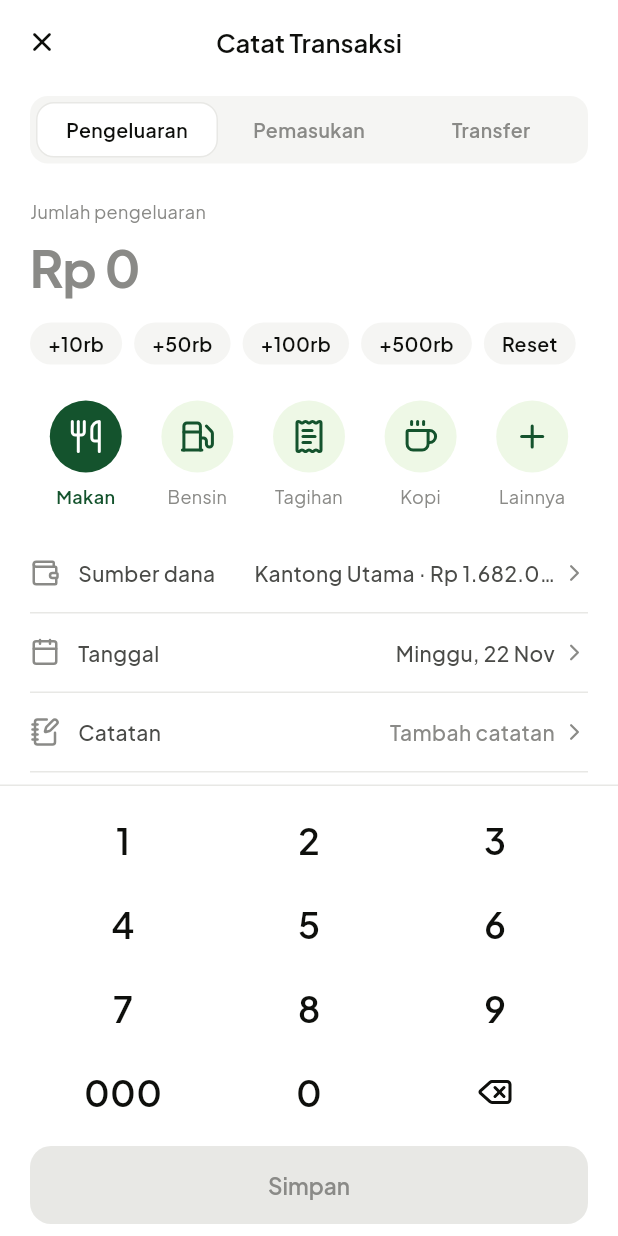
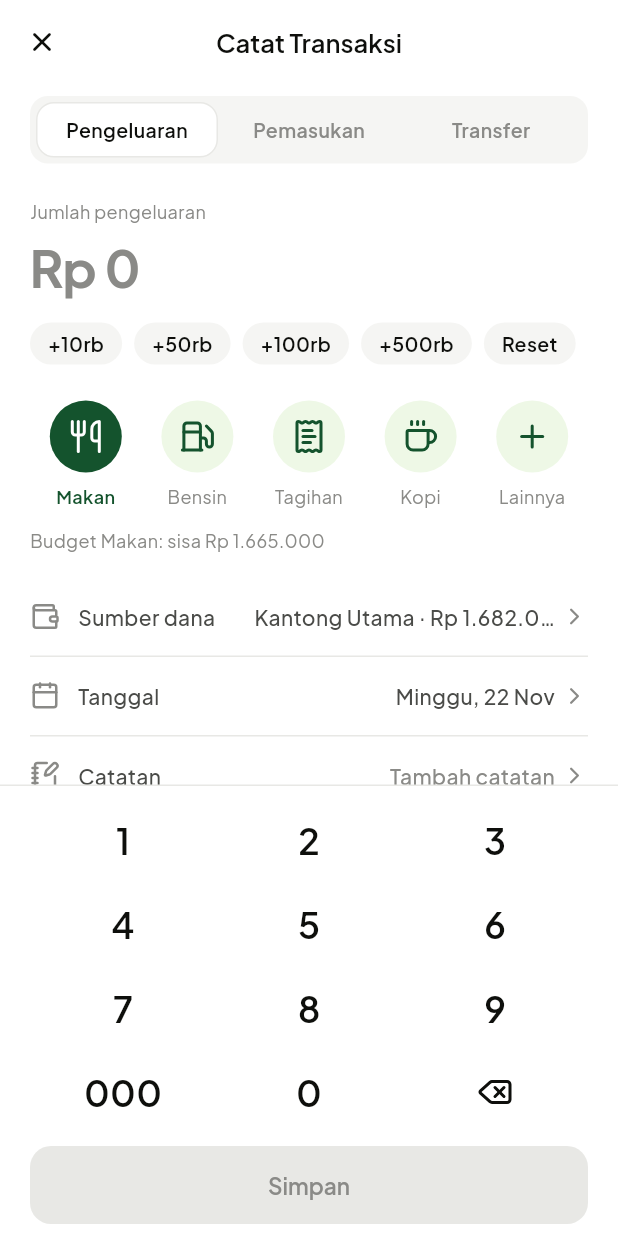
Before and after one commit to Nagikiri/KasHarian, a Flutter app: the screen it shows after launch, item 3 of the bottom bar chosen, on a phone screen of 412 x 824 dp. Run offline on Flutter 3.47's test engine with Material 3 defaults, Android fonts, the phone set to English and light mode, and no system bars; our stand-ins replace lucide_icons_flutter; network calls fail.

Commit message:
Peringatan budget terlampaui dan info sisa budget saat mencata

```diff
--- a/lib/models/app_data.dart
+++ b/lib/models/app_data.dart
@@ -3,6 +3,7 @@ import 'package:lucide_icons_flutter/lucide_icons.dart';
 
 import '../services/api_service.dart';
 import '../utils/format.dart';
+import 'bagian_teman.dart';
 import 'budget.dart';
 import 'kategori.dart';
 import 'transaksi.dart';
@@ -464,6 +465,25 @@ class AppData {
     refreshNotifier.value++;
   }
 
+  // Bagian setiap teman dari pengeluaran bersama dicatat sebagai piutang.
+  static void catatPiutang(
+    List<BagianTeman> daftar,
+    String keterangan,
+    DateTime tanggal,
+  ) {
+    for (var teman in daftar) {
+      tambahUtang(
+        UtangItem(
+          jenis: 'Piutang',
+          nama: teman.nama.trim(),
+          nominal: teman.nominal,
+          keterangan: keterangan,
+          tanggal: tanggal,
+        ),
+      );
+    }
+  }
+
   // Pelunasan dicatat sebagai transaksi supaya saldo ikut berubah.
   static void lunasiUtang(UtangItem item) {
     item.lunas = true;
--- a/lib/screens/dashboard_screen.dart
+++ b/lib/screens/dashboard_screen.dart
@@ -149,6 +149,7 @@ class _DashboardScreenState extends State<DashboardScreen> {
   Widget _bangunKartuNavigasi() {
     int anggaran = AppData.anggaranBulanan;
     int terpakai = AppData.terpakaiAnggaran(DateTime.now());
+    int sisa = anggaran - terpakai;
     int belumLunas = AppData.daftarUtang.where((u) => !u.lunas).length;
     // IntrinsicHeight + stretch membuat kedua kartu setinggi kartu yang paling tinggi.
     return IntrinsicHeight(
@@ -159,7 +160,10 @@ class _DashboardScreenState extends State<DashboardScreen> {
             child: KartuNavigasi(
               ikon: LucideIcons.wallet,
               judul: 'Budget',
-              info: 'Sisa ${_rupiah(anggaran - terpakai)}',
+              info: sisa < 0
+                  ? 'Lebih ${_rupiah(-sisa)} dari anggaran'
+                  : 'Sisa ${_rupiah(sisa)}',
+              warnaInfo: sisa < 0 ? WarnaApp.bahaya : null,
               persen: anggaran > 0 ? terpakai / anggaran : 0,
               onTekan: () => _buka(const BudgetScreen()),
             ),
--- a/lib/screens/tambah_transaksi_screen.dart
+++ b/lib/screens/tambah_transaksi_screen.dart
@@ -5,12 +5,12 @@ import '../models/app_data.dart';
 import '../models/bagian_teman.dart';
 import '../models/kategori.dart';
 import '../models/transaksi.dart';
-import '../models/utang.dart';
 import '../theme/app_theme.dart';
 import '../utils/format.dart';
 import '../utils/nominal.dart';
 import '../widgets/baris_isian.dart';
 import '../widgets/baris_kategori.dart';
+import '../widgets/info_budget.dart';
 import '../widgets/baris_dompet.dart';
 import '../widgets/numpad_simpan.dart';
 import '../widgets/pilihan_segmen.dart';
@@ -165,17 +165,7 @@ class _TambahTransaksiScreenState extends State<TambahTransaksiScreen> {
     }
 
     List<BagianTeman> piutang = _bisaBagi ? temanTerisi(_daftarTeman) : [];
-    for (var teman in piutang) {
-      AppData.tambahUtang(
-        UtangItem(
-          jenis: 'Piutang',
-          nama: teman.nama.trim(),
-          nominal: teman.nominal,
-          keterangan: catatan,
-          tanggal: _tanggal,
-        ),
-      );
-    }
+    AppData.catatPiutang(piutang, catatan, _tanggal);
 
     // Diambil sebelum pop, karena context halaman ini tidak bisa dipakai setelah ditutup.
     final pesan = ScaffoldMessenger.of(context);
@@ -260,6 +250,14 @@ class _TambahTransaksiScreenState extends State<TambahTransaksiScreen> {
                 onPilih: (k) => setState(() => _kategori = k),
                 onLainnya: _bukaLainnya,
               ),
+        // Info budget hanya untuk pengeluaran; simpan tetap boleh walau melebihi.
+        if (_tipe == 0 && _kategori != null)
+          InfoBudget(
+            kategori: _kategori!.nama,
+            nominal: _nominal,
+            tanggal: _tanggal,
+            transaksiLama: widget.transaksiLama,
+          ),
         const SizedBox(height: JarakApp.j16),
         if (!_transfer) ...[
           BarisIsian(
--- a/lib/screens/transaksi_screen.dart
+++ b/lib/screens/transaksi_screen.dart
@@ -144,8 +144,11 @@ class _TransaksiScreenState extends State<TransaksiScreen> {
         const SizedBox(height: JarakApp.j8),
         ProgressTipis(persen: persen),
         const SizedBox(height: JarakApp.j8),
+        // Budget adalah rencana, jadi kelebihan ditulis positif, bukan "Sisa -Rp".
         Text(
-          'Sisa ${formatRupiah(sisa)}',
+          sisa < 0
+              ? 'Lebih ${formatRupiah(-sisa)} dari anggaran'
+              : 'Sisa ${formatRupiah(sisa)}',
           style: TeksApp.kecil.copyWith(
             color: sisa < 0 ? WarnaApp.bahaya : null,
           ),
--- /dev/null
+++ b/lib/widgets/info_budget.dart
@@ -0,0 +1,63 @@
+import 'package:flutter/material.dart';
+
+import '../models/app_data.dart';
+import '../models/budget.dart';
+import '../models/transaksi.dart';
+import '../theme/app_theme.dart';
+import '../utils/format.dart';
+
+// Sisa budget kategori setelah nominal yang sedang diketik. Tidak tampil kalau kategori belum punya budget.
+class InfoBudget extends StatelessWidget {
+  final String kategori;
+  final int nominal;
+  final DateTime tanggal;
+  final CatatanTransaksi? transaksiLama;
+
+  const InfoBudget({
+    super.key,
+    required this.kategori,
+    required this.nominal,
+    required this.tanggal,
+    this.transaksiLama,
+  });
+
+  // Dalam mode ubah, nominal lama sudah ikut di terpakaiBudget, jadi dikurangkan supaya tidak terhitung dua kali.
+  int _nominalLama() {
+    final lama = transaksiLama;
+    if (lama == null || lama.isPemasukan || lama.isTransfer) return 0;
+    bool bulanSama =
+        lama.tanggal.year == tanggal.year &&
+        lama.tanggal.month == tanggal.month;
+    return lama.kategori == kategori && bulanSama ? lama.nominal : 0;
+  }
+
+  @override
+  Widget build(BuildContext context) {
+    BudgetItem? budget;
+    for (var b in AppData.daftarBudget) {
+      if (b.kategori == kategori) budget = b;
+    }
+    if (budget == null) return const SizedBox.shrink();
+
+    int terpakai =
+        AppData.terpakaiBudget(kategori, tanggal) - _nominalLama() + nominal;
+    int sisa = budget.limit - terpakai;
+    // Limit 0 tidak bisa dibagi, jadi dianggap sudah penuh.
+    double persen = budget.limit > 0 ? terpakai / budget.limit : 1;
+
+    String teks = 'Budget $kategori: sisa ${formatRupiah(sisa)}';
+    Color warna = WarnaApp.teksRedup;
+    if (sisa < 0) {
+      teks = 'Melebihi budget $kategori ${formatRupiah(-sisa)}';
+      warna = WarnaApp.bahaya;
+    } else if (persen >= 0.8) {
+      teks = 'Budget $kategori tinggal ${formatRupiah(sisa)}';
+      warna = WarnaApp.peringatan;
+    }
+
+    return Padding(
+      padding: const EdgeInsets.only(top: JarakApp.j12),
+      child: Text(teks, style: TeksApp.kecil.copyWith(color: warna)),
+    );
+  }
+}
--- a/lib/widgets/kartu_navigasi.dart
+++ b/lib/widgets/kartu_navigasi.dart
@@ -10,6 +10,7 @@ class KartuNavigasi extends StatelessWidget {
   final String info;
   final VoidCallback onTekan;
   final double? persen;
+  final Color? warnaInfo;
 
   const KartuNavigasi({
     super.key,
@@ -18,6 +19,7 @@ class KartuNavigasi extends StatelessWidget {
     required this.info,
     required this.onTekan,
     this.persen,
+    this.warnaInfo,
   });
 
   @override
@@ -52,7 +54,7 @@ class KartuNavigasi extends StatelessWidget {
                     const SizedBox(height: JarakApp.j4),
                     Text(
                       info,
-                      style: TeksApp.kecil,
+                      style: TeksApp.kecil.copyWith(color: warnaInfo),
                       maxLines: 1,
                       overflow: TextOverflow.ellipsis,
                     ),
```
Also changed, not shown: lib/widgets/baris_budget.dart (+18 -3 lines), lib/widgets/kartu_kantong.dart (+10 -1 lines).
